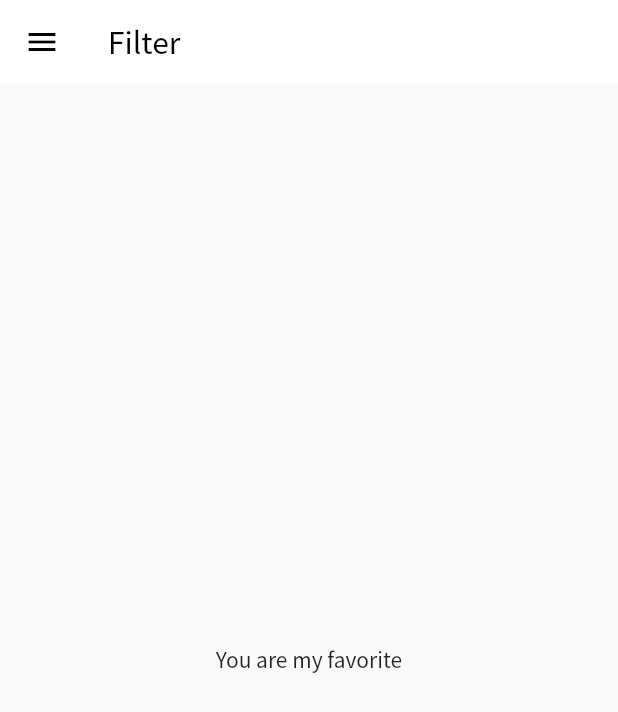
After one commit to rezaageng/wanmin_restaurant, a Flutter app: the Filter screen opened by its route, on a phone screen of 412 x 824 dp. The commit adds this screen. Shown: the top 712 px of the screen. Run offline on Flutter 3.47's test engine with Material 2 defaults, Android fonts, the phone set to English and light mode, and no system bars.

Commit message:
feat(navigation): :sparkles: add push replacement route

```diff
--- a/lib/main.dart
+++ b/lib/main.dart
@@ -3,6 +3,7 @@ import 'package:flutter/material.dart';
 import 'navigations/bottom_tab.dart';
 import 'screens/categories.dart';
 import 'screens/category_food.dart';
+import 'screens/filter.dart';
 import 'screens/food_detail.dart';
 import 'theme/dark_theme.dart';
 import 'theme/light_theme.dart';
@@ -26,6 +27,7 @@ class MyApp extends StatelessWidget {
         '/': (context) => const BottomTab(),
         CategoryFood.routeName: (context) => const CategoryFood(),
         FoodDetail.routeName: (context) => const FoodDetail(),
+        Filter.routeName: (context) => const Filter(),
       },
       onUnknownRoute: (settings) => MaterialPageRoute(
         builder: (context) => const CategoriesScreen(),
--- a/lib/navigations/bottom_tab.dart
+++ b/lib/navigations/bottom_tab.dart
@@ -1,6 +1,6 @@
 import 'package:flutter/material.dart';
-import 'package:wanmin_restaurant/navigations/left_drawer.dart';
 
+import 'left_drawer.dart';
 import '../screens/categories.dart';
 import '../screens/favorite_screen.dart';
 
--- /dev/null
+++ b/lib/screens/filter.dart
@@ -0,0 +1,22 @@
+import 'package:flutter/material.dart';
+
+import '../navigations/left_drawer.dart';
+
+class Filter extends StatelessWidget {
+  static const routeName = '/filter';
+
+  const Filter({Key? key}) : super(key: key);
+
+  @override
+  Widget build(BuildContext context) {
+    return Scaffold(
+      appBar: AppBar(
+        title: const Text('Filter'),
+      ),
+      drawer: const LeftDrawer(),
+      body: const Center(
+        child: Text('You are my favorite'),
+      ),
+    );
+  }
+}
```
Also changed, not shown: lib/navigations/left_drawer.dart (+4 -7 lines).
